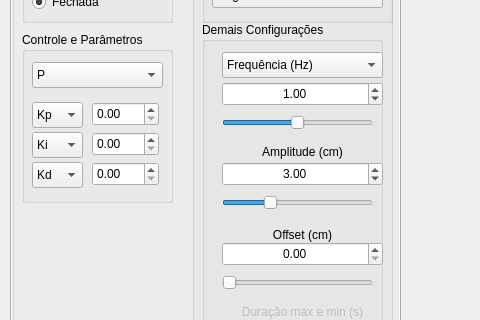
This is supervisorio.ui in ADHRT/controleTanque as Qt 5 draws it before an edit; both pictures show x 0 to 480 and y 124 to 444 of the 1436 by 768 pixel window. The edited form follows.
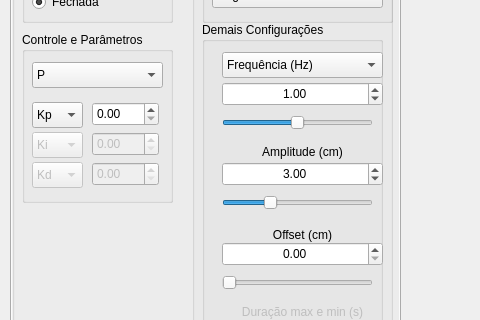
This is the edited form. Icons and pictures are not drawn. Custom widgets are drawn as their Qt base class.

```diff
--- a/supervisorio.ui
+++ b/supervisorio.ui
@@ -1002,6 +1002,9 @@
         </item>
        </widget>
        <widget class="QComboBox" name="comboBox_4">
+        <property name="enabled">
+         <bool>false</bool>
+        </property>
         <property name="geometry">
          <rect>
           <x>10</x>
@@ -1032,6 +1035,9 @@
         </property>
        </widget>
        <widget class="QComboBox" name="comboBox_3">
+        <property name="enabled">
+         <bool>false</bool>
+        </property>
         <property name="geometry">
          <rect>
           <x>10</x>
@@ -1067,6 +1073,9 @@
         </item>
        </widget>
        <widget class="QDoubleSpinBox" name="doubleSpinBox_7">
+        <property name="enabled">
+         <bool>false</bool>
+        </property>
         <property name="geometry">
          <rect>
           <x>70</x>
@@ -1077,6 +1086,9 @@
         </property>
        </widget>
        <widget class="QDoubleSpinBox" name="doubleSpinBox_8">
+        <property name="enabled">
+         <bool>false</bool>
+        </property>
         <property name="geometry">
          <rect>
           <x>70</x>
```
Left out of the diff: 5 changed lines with no effect on the pictures.
